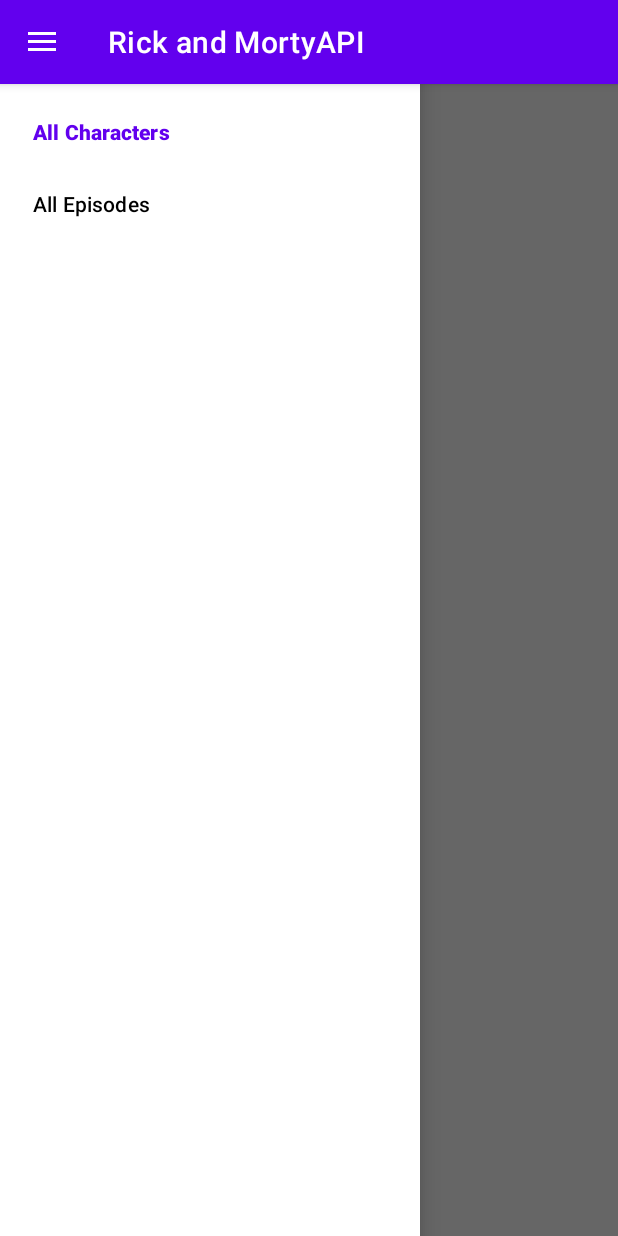
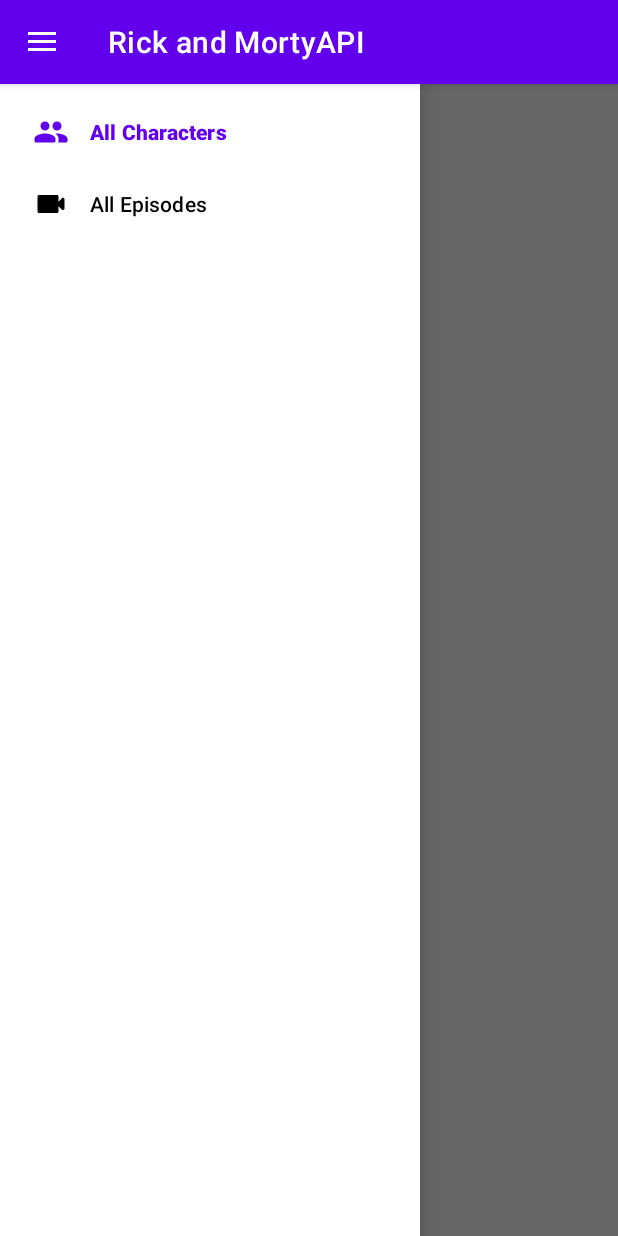
Before and after one commit to crohnaro/RickAndMortyAPI, an Android app: the screen it shows after launch (NavGraphActivity), with the side drawer open, on a phone screen of 412 x 824 dp. Run offline under Robolectric (Android 15) with nearby library versions, the phone set to English and light mode, and no system bars; our stand-ins replace navigation-ui; libraries missing offline, so code that uses them is left out: com.airbnb.epoxy; 2 statements that could not run were skipped.

Commit message:
estilizando UI do drawer layout

```diff
--- /dev/null
+++ b/app/src/main/res/drawable/ic_episode_24.xml
@@ -0,0 +1,9 @@
+<vector xmlns:android="http://schemas.android.com/apk/res/android"
+    android:width="24dp"
+    android:height="24dp"
+    android:viewportWidth="24"
+    android:viewportHeight="24">
+    <path
+        android:fillColor="@android:color/black"
+        android:pathData="M17,10.5V7c0,-0.55 -0.45,-1 -1,-1H4c-0.55,0 -1,0.45 -1,1v10c0,0.55 0.45,1 1,1h12c0.55,0 1,-0.45 1,-1v-3.5l2.29,2.29c0.63,0.63 1.71,0.18 1.71,-0.71V8.91c0,-0.89 -1.08,-1.34 -1.71,-0.71L17,10.5z" />
+</vector>
--- /dev/null
+++ b/app/src/main/res/drawable/ic_people_24.xml
@@ -0,0 +1,9 @@
+<vector xmlns:android="http://schemas.android.com/apk/res/android"
+    android:width="24dp"
+    android:height="24dp"
+    android:viewportWidth="24"
+    android:viewportHeight="24">
+    <path
+        android:fillColor="@android:color/black"
+        android:pathData="M16,11c1.66,0 2.99,-1.34 2.99,-3S17.66,5 16,5s-3,1.34 -3,3 1.34,3 3,3zM8,11c1.66,0 2.99,-1.34 2.99,-3S9.66,5 8,5 5,6.34 5,8s1.34,3 3,3zM8,13c-2.33,0 -7,1.17 -7,3.5L1,18c0,0.55 0.45,1 1,1h12c0.55,0 1,-0.45 1,-1v-1.5c0,-2.33 -4.67,-3.5 -7,-3.5zM16,13c-0.29,0 -0.62,0.02 -0.97,0.05 0.02,0.01 0.03,0.03 0.04,0.04 1.14,0.83 1.93,1.94 1.93,3.41L17,18c0,0.35 -0.07,0.69 -0.18,1L22,19c0.55,0 1,-0.45 1,-1v-1.5c0,-2.33 -4.67,-3.5 -7,-3.5z" />
+</vector>
--- a/app/src/main/res/menu/menu_drawer_layout.xml
+++ b/app/src/main/res/menu/menu_drawer_layout.xml
@@ -1,9 +1,12 @@
 <?xml version="1.0" encoding="utf-8"?>
 <menu xmlns:android="http://schemas.android.com/apk/res/android">
     <item android:id="@+id/characterListFragment"
-        android:title="All Characters">
+        android:title="All Characters"
+        android:icon="@drawable/ic_people_24">
+
     </item>
     <item android:id="@+id/episodeListFragment"
-        android:title="All Episodes">
+        android:title="All Episodes"
+        android:icon="@drawable/ic_episode_24">
     </item>
 </menu>
```
